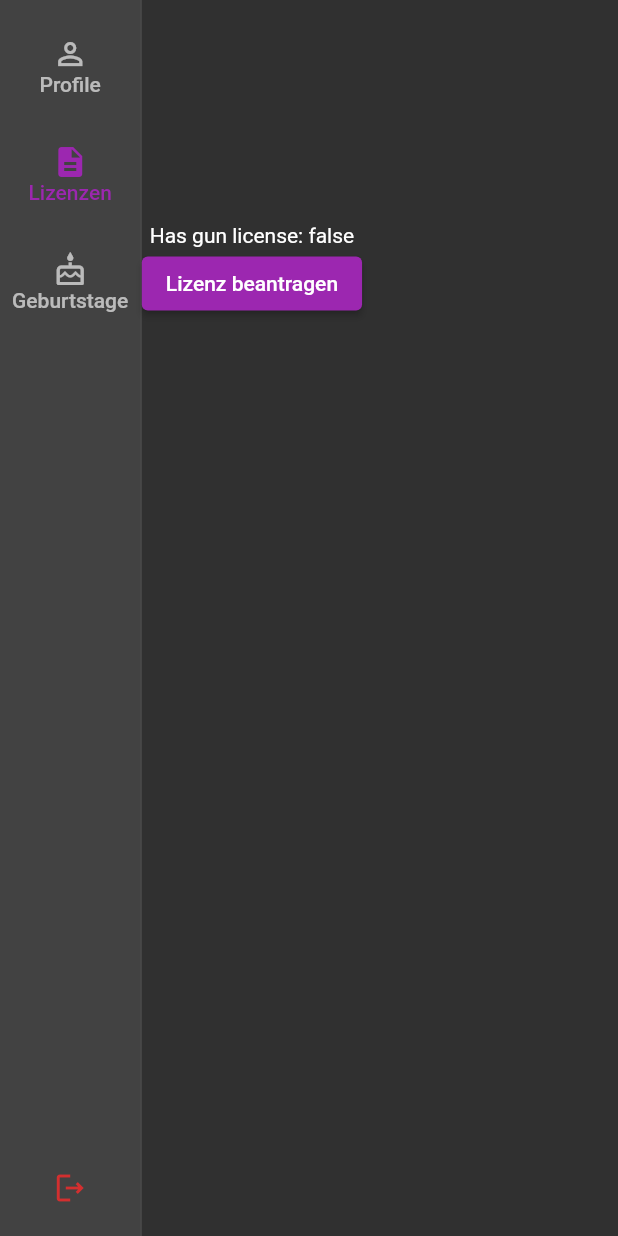
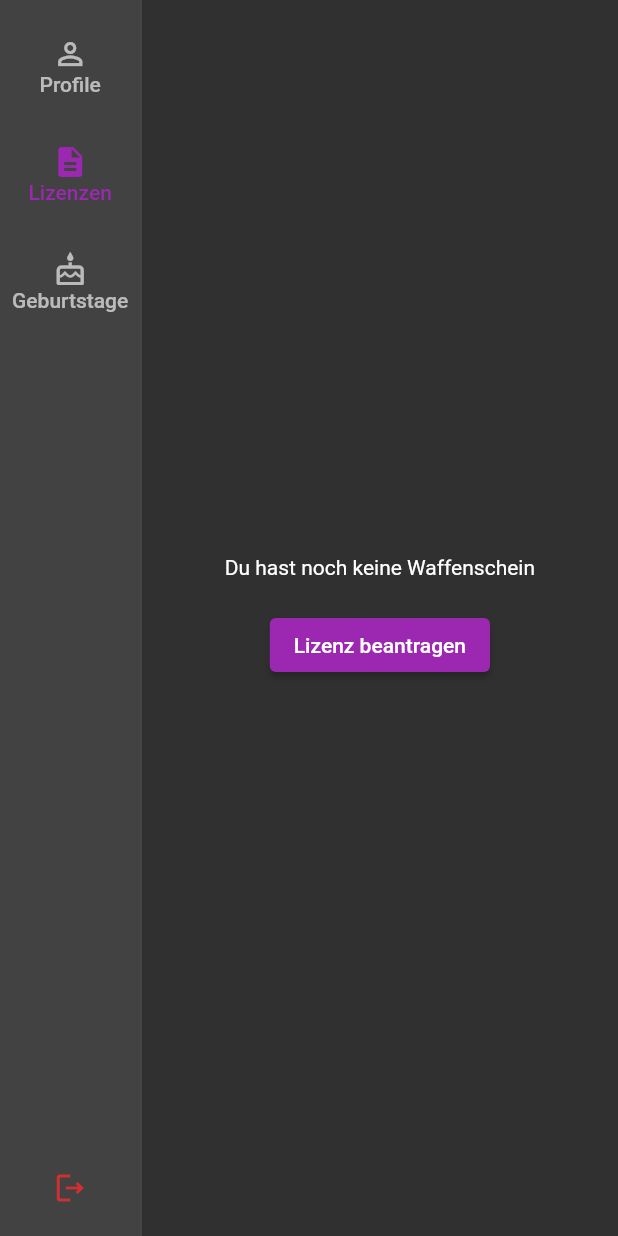
Before and after one commit to floodoo/gun_club, a Flutter app: the WebLayout screen opened by its route, after a tap on "Lizenzen", on a phone screen of 412 x 824 dp. Run offline on Flutter 3.47's test engine with Material 2 defaults, Android fonts, the phone set to English and light mode, and no system bars; our stand-ins replace device_info_plus, flutter_riverpod, freezed_annotation, go_router, riverpod_annotation, supabase_flutter; accounts and stored records are empty; generated files the repository leaves out were written again; network calls fail.

Commit message:
update license page

```diff
--- a/lib/src/core/user/controller/user.controller.dart
+++ b/lib/src/core/user/controller/user.controller.dart
@@ -11,4 +11,9 @@ class UserController extends _$UserController {
   Future<UserDto> build() async {
     return ref.read(userApiProvider).getProfile(userId: supabase.auth.currentUser!.id);
   }
+
+  Future<void> reload() async {
+    state = const AsyncValue.loading();
+    ref.invalidateSelf();
+  }
 }
--- a/lib/src/core/user/data/sources/remote/user.api.dart
+++ b/lib/src/core/user/data/sources/remote/user.api.dart
@@ -1,5 +1,3 @@
-import 'dart:developer';
-
 import 'package:gun_club/src/core/constants/supabase.constants.dart';
 import 'package:gun_club/src/core/user/data/sources/dto/user.dto.dart';
 import 'package:riverpod_annotation/riverpod_annotation.dart';
@@ -11,9 +9,13 @@ UserApi userApi(UserApiRef ref) => UserApi();
 
 class UserApi {
   Future<UserDto> getProfile({required String userId}) async {
-    log('getProfile: $userId', name: 'UserApi');
     final response =
         await supabase.from('profiles').select().eq('member_id', userId).is_('mark_as_deleted', false).single();
     return UserDto.fromJson(response);
   }
+
+  Future<bool> checkGunLicense({required String userId}) async {
+    final result = await supabase.rpc('check_license').select();
+    return result.data['license'] as bool;
+  }
 }
--- a/lib/src/features/gun_license/presentation/gun_license.page.dart
+++ b/lib/src/features/gun_license/presentation/gun_license.page.dart
@@ -1,6 +1,9 @@
+import 'dart:developer';
+
 import 'package:flutter/material.dart';
 import 'package:flutter_riverpod/flutter_riverpod.dart';
 import 'package:gun_club/src/core/user/controller/user.controller.dart';
+import 'package:gun_club/src/features/gun_license/presentation/gun_license.controller.dart';
 
 class GunLicensePage extends ConsumerStatefulWidget {
   const GunLicensePage({super.key});
@@ -16,24 +19,78 @@ class _GunLicensePageState extends ConsumerState<GunLicensePage> {
   Widget build(BuildContext context) {
     return ref.watch(userControllerProvider).when(
           data: (user) {
-            return SingleChildScrollView(
+            return user.gunLicense
+                ? SingleChildScrollView(
+                    child: Center(
                       child: Column(
                         children: [
-                  Text("Has gun license: ${user.gunLicense.toString()}"),
+                          const SizedBox(height: 30),
+                          Text(
+                            "${user.firstName} ${user.lastName}",
+                            style: Theme.of(context).textTheme.headlineLarge,
+                          ),
+                          const SizedBox(height: 20),
+                          Image.asset("assets/images/gun_license.png"),
+                          const SizedBox(height: 20),
+                          Text("Lizenznummer: ${user.memberId}"),
+                          const SizedBox(height: 5),
+                          Text("Gültig bis Ende: ${DateTime.now().year}"),
+                        ],
+                      ),
+                    ),
+                  )
+                : Center(
+                    child: Column(
+                      mainAxisAlignment: MainAxisAlignment.center,
+                      children: [
+                        const Text("Du hast noch keine Waffenschein"),
+                        const SizedBox(height: 20),
                         ElevatedButton(
                           onPressed: _isLoading
                               ? null
                               : () async {
+                                  var scaffoldMessenger = ScaffoldMessenger.of(context);
+
                                   setState(() {
                                     _isLoading = true;
                                   });
-                            await Future.delayed(const Duration(seconds: 1));
+
+                                  bool hasLicenseUpdated = false;
+
+                                  try {
+                                    hasLicenseUpdated = await ref
+                                        .read(gunLicenseControllerProvider.notifier)
+                                        .requestGunLicense(currentLicense: user.gunLicense);
+                                  } catch (e) {
+                                    log(e.toString());
+                                  }
+
+                                  if (hasLicenseUpdated) {
+                                    scaffoldMessenger.showSnackBar(
+                                      const SnackBar(
+                                        content: Text("Lizenz beantragt"),
+                                      ),
+                                    );
+                                  } else {
+                                    scaffoldMessenger.showSnackBar(
+                                      const SnackBar(
+                                        content: Text("Du kannst noch keine Lizenz beantragen"),
+                                      ),
+                                    );
+                                  }
+
+                                  scaffoldMessenger.showSnackBar(
+                                    const SnackBar(
+                                      content: Text("Lizenz beantragt"),
+                                    ),
+                                  );
+
                                   setState(() {
                                     _isLoading = false;
                                   });
                                 },
                           child: const Text("Lizenz beantragen"),
-                  )
+                        ),
                       ],
                     ),
                   );
--- a/lib/src/features/upcoming_birthdays/data/sources/remote/birthday.api.dart
+++ b/lib/src/features/upcoming_birthdays/data/sources/remote/birthday.api.dart
@@ -9,7 +9,7 @@ BirthdayApi birthdayApi(BirthdayApiRef ref) => BirthdayApi();
 
 class BirthdayApi {
   Future<List<BirthdayUserDto>> getUpcomingBirthdays() async {
-    List<dynamic> response = await supabase.rpc('upcoming_birthdays');
+    List<dynamic> response = await supabase.from("upcoming_birthdays").select();
     return response.map((json) => BirthdayUserDto.fromJson(json)).toList();
   }
 }
```
Also changed, not shown: lib/src/features/gun_license/presentation/gun_license.controller.dart (added, +21 -0 lines), pubspec.yaml (+6 -3 lines), assets/images/gun_license.png (added), pubspec.lock, 2 other files. Lines whose indentation alone changed are shown as unchanged.
